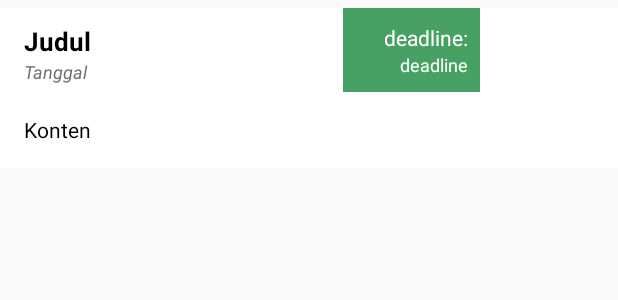
After one commit to aghagha/TUGAS_AKHIR_AWASI, an Android app: the layout tugas_item_murid.xml on its own in the app's theme, with its tools: preview values and no code run, on a phone screen of 412 x 824 dp. The commit adds this screen. Shown: the top 300 px of the screen. Run offline under Robolectric (Android 15) with nearby library versions, the light colour scheme and no system bars; network calls fail.

Commit message:
siswa sudah bisa membedakan mana tugas yang telat dan belum

```diff
--- a/app/src/main/AndroidManifest.xml
+++ b/app/src/main/AndroidManifest.xml
@@ -54,7 +54,8 @@
         <activity android:name=".CreateTopikActivity" />
         <activity android:name=".TopikActivity" />
         <activity android:name=".OrangTuaActivity" />
-        <activity android:name=".MuridActivity"></activity>
+        <activity android:name=".MuridActivity" />
+        <activity android:name=".TandaiTugasActivity"></activity>
     </application>
 
 </manifest>
--- a/app/src/main/java/com/aghagha/tagg/TugasGuruAdapter.java
+++ b/app/src/main/java/com/aghagha/tagg/TugasGuruAdapter.java
@@ -50,11 +50,7 @@ public class TugasGuruAdapter extends RecyclerView.Adapter<TugasGuruAdapter.View
         holder.judul.setOnClickListener(new View.OnClickListener() {
             @Override
             public void onClick(View view) {
-                Intent intent;
-                if((new AntaraSessionManager(mContext)).getKeyMuridId()==null)
-                    intent = new Intent(mContext,InputNilaiActivity.class);
-                else
-                    intent = new Intent(mContext,InputNilaiActivity.class);
+                Intent intent = new Intent(mContext,InputNilaiActivity.class);
                 intent.putExtra("id",tugasList.get(position).getId_tugas());
                 intent.putExtra("judul",judul);
                 intent.putExtra("konten",konten);
--- /dev/null
+++ b/app/src/main/res/layout/tugas_item_murid.xml
@@ -0,0 +1,96 @@
+<?xml version="1.0" encoding="utf-8"?>
+<LinearLayout xmlns:android="http://schemas.android.com/apk/res/android"
+    android:orientation="vertical" android:layout_width="match_parent"
+    android:layout_height="wrap_content"
+    android:layout_marginTop="5dp"
+    android:layout_marginBottom="5dp"
+    android:background="@android:color/white">
+    <LinearLayout
+        android:id="@+id/layout"
+        android:layout_width="match_parent"
+        android:layout_height="wrap_content"
+        android:orientation="horizontal">
+        <LinearLayout
+            android:layout_width="0dp"
+            android:layout_height="wrap_content"
+            android:layout_weight="5"
+            android:orientation="vertical"
+            android:paddingLeft="16dp"
+            android:paddingBottom="10dp"
+            android:paddingTop="10dp">
+            <TextView
+                android:id="@+id/tvJudul"
+                android:layout_width="match_parent"
+                android:layout_height="wrap_content"
+                android:text="Judul"
+                android:textSize="17dp"
+                android:textColor="@android:color/black"
+                android:textStyle="bold"
+                android:clickable="true"/>
+            <TextView
+                android:id="@+id/tvCreated"
+                android:layout_width="match_parent"
+                android:layout_height="wrap_content"
+                android:layout_marginBottom="5dp"
+                android:textSize="12dp"
+                android:textColor="@color/colorTextGray"
+                android:textStyle="italic"
+                android:text="Tanggal"/>
+        </LinearLayout>
+        <LinearLayout
+            android:id="@+id/layout2"
+            android:layout_width="0dp"
+            android:layout_height="wrap_content"
+            android:layout_weight="2"
+            android:orientation="vertical"
+            android:paddingRight="8dp"
+            android:paddingLeft="5dp"
+            android:paddingBottom="10dp"
+            android:paddingTop="10dp"
+            android:background="@color/colorSekunder"
+            android:gravity="center_vertical|end">
+            <TextView
+                android:gravity="right"
+                android:layout_width="match_parent"
+                android:layout_height="wrap_content"
+                android:text="deadline:"
+                android:textColor="@android:color/white"
+                android:clickable="true"/>
+            <TextView
+                android:id="@+id/tvDeadline"
+                android:layout_width="wrap_content"
+                android:layout_height="wrap_content"
+                android:textColor="@android:color/white"
+                android:gravity="right"
+                android:textSize="12dp"
+                android:text="deadline"/>
+        </LinearLayout>
+        <LinearLayout
+            android:id="@+id/layout3"
+            android:layout_width="0dp"
+            android:layout_height="wrap_content"
+            android:layout_weight="2"
+            android:orientation="vertical"
+            android:paddingRight="8dp"
+            android:paddingLeft="5dp"
+            android:paddingBottom="10dp"
+            android:paddingTop="10dp"
+            android:gravity="center_vertical|end"
+            android:visibility="visible">
+            <ImageView
+                android:id="@+id/ikon"
+                android:layout_width="wrap_content"
+                android:layout_height="match_parent"/>
+        </LinearLayout>
+    </LinearLayout>
+    <TextView
+        android:id="@+id/tvKonten"
+        android:layout_width="match_parent"
+        android:layout_height="wrap_content"
+        android:paddingTop="5dp"
+        android:paddingLeft="16dp"
+        android:paddingBottom="16dp"
+        android:paddingRight="16dp"
+        android:textColor="@android:color/black"
+        android:text="Konten"/>
+</LinearLayout>
```
Also changed, not shown: app/src/main/java/com/aghagha/tagg/TandaiTugasActivity.java (added, +59 -0 lines), app/src/main/java/com/aghagha/tagg/TugasMuridAdapter.java (added, +108 -0 lines), app/src/main/java/com/aghagha/tagg/TugasMuridFragment.java (+5 -4 lines), app/src/main/java/com/aghagha/tagg/models/Tugas.java (+23 -2 lines), app/src/main/res/layout/activity_tandai_tugas.xml (added, +73 -0 lines).
